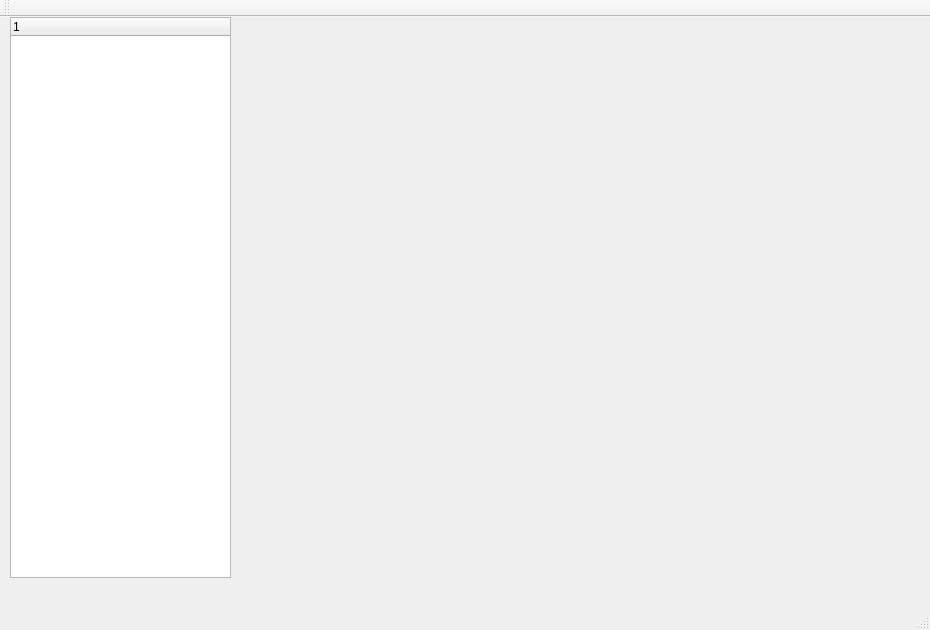
The window that mainwindow.ui (hump-dump/FIDLEditor) describes before a commit, drawn with Qt 5.
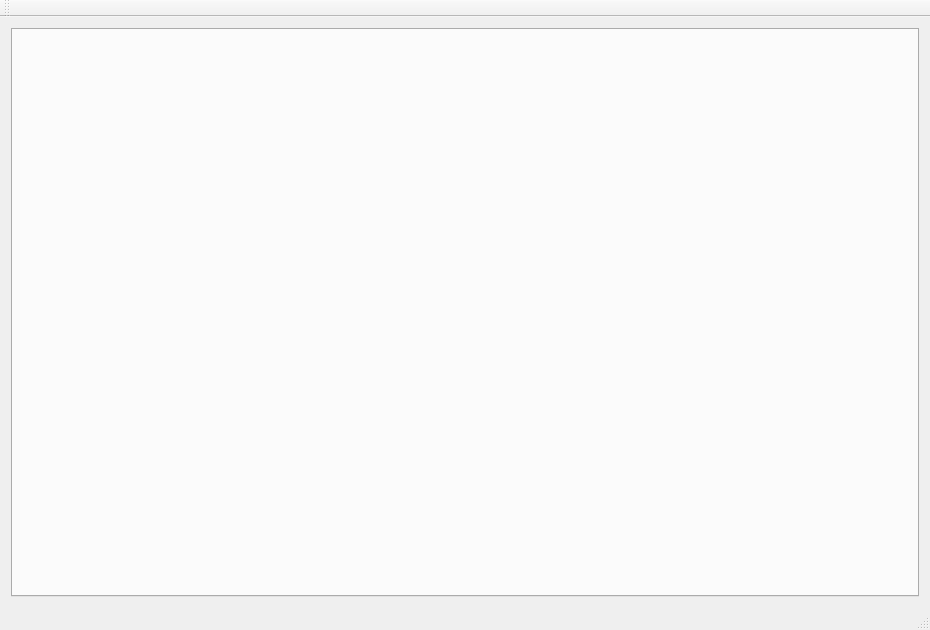
The same window after the commit.

```diff
--- a/mainwindow.ui
+++ b/mainwindow.ui
@@ -14,21 +14,15 @@
    <string>MainWindow</string>
   </property>
   <widget class="QWidget" name="centralWidget">
-   <widget class="QTreeWidget" name="treeWidget">
-    <property name="geometry">
-     <rect>
-      <x>10</x>
-      <y>0</y>
-      <width>221</width>
-      <height>561</height>
-     </rect>
-    </property>
-    <column>
-     <property name="text">
-      <string notr="true">1</string>
-     </property>
-    </column>
-   </widget>
+   <layout class="QVBoxLayout" name="verticalLayout">
+    <item>
+     <widget class="QTabWidget" name="tabWidget">
+      <property name="currentIndex">
+       <number>-1</number>
+      </property>
+     </widget>
+    </item>
+   </layout>
   </widget>
   <widget class="QMenuBar" name="menuBar">
    <property name="geometry">
```
Left out of the diff: 2 changed lines with no effect on the pictures.
